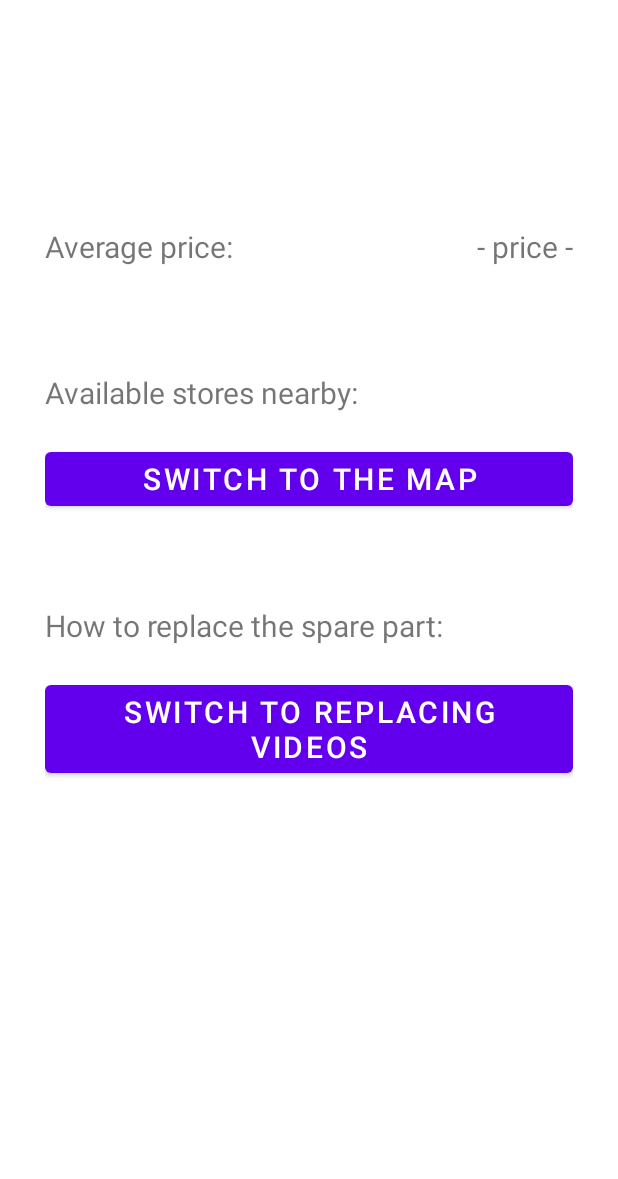
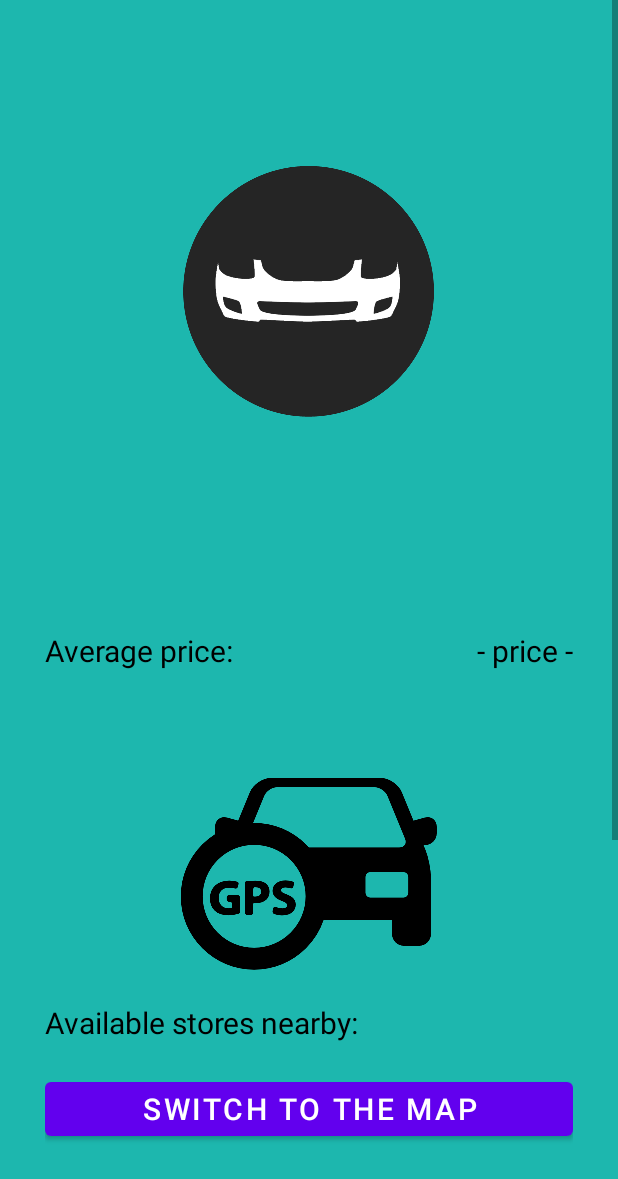
Before and after one commit to AnupamaBalasooriya98/SparePartsPricePredictionApp, an Android app: the layout activity_display_price.xml on its own in the app's theme, with its tools: preview values and no code run, on a phone screen of 412 x 824 dp. Shown: the top 1179 px of the screen. Run offline under Robolectric (Android 15) with nearby library versions, the phone set to English and light mode, and no system bars.

Commit message:
edit interfaces

```diff
--- a/app/src/main/res/layout/activity_display_price.xml
+++ b/app/src/main/res/layout/activity_display_price.xml
@@ -4,7 +4,8 @@
     xmlns:tools="http://schemas.android.com/tools"
     android:layout_width="match_parent"
     android:layout_height="match_parent"
-    tools:context=".spareparts.DisplayPriceActivity">
+    tools:context=".spareparts.DisplayPriceActivity"
+    android:background="#1DB7AE">
 
     <LinearLayout
         android:orientation="vertical"
@@ -19,6 +20,14 @@
             android:layout_width="match_parent"
             android:layout_height="wrap_content">
 
+            <ImageView
+                android:id="@+id/img_parts"
+                android:layout_width="wrap_content"
+                android:layout_height="wrap_content"
+                app:srcCompat="@drawable/bumper_img"
+                android:layout_marginTop="50dp"
+                android:layout_centerHorizontal="true"/>
+
             <!-- Display spare part name -->
             <TextView
                 android:id="@+id/txt_spare_part_name"
@@ -27,7 +36,9 @@
                 android:textColor="@color/black"
                 android:textAlignment="center"
                 android:layout_width="match_parent"
-                android:layout_height="wrap_content">
+                android:layout_height="wrap_content"
+                android:layout_below="@id/img_parts"
+                android:layout_marginTop="50dp">
             </TextView>
 
             <!-- Display average price -->
@@ -37,7 +48,8 @@
                 android:layout_marginTop="50dp"
                 android:layout_below="@id/txt_spare_part_name"
                 android:layout_width="wrap_content"
-                android:layout_height="wrap_content">
+                android:layout_height="wrap_content"
+                android:textColor="@color/black">
             </TextView>
 
             <TextView
@@ -48,18 +60,28 @@
                 android:layout_marginTop="50dp"
                 android:layout_below="@id/txt_spare_part_name"
                 android:layout_width="wrap_content"
-                android:layout_height="wrap_content">
+                android:layout_height="wrap_content"
+                android:textColor="@color/black">
             </TextView>
 
             <!-- Display stores in google map -->
+            <ImageView
+                android:id="@+id/img_location"
+                android:layout_width="wrap_content"
+                android:layout_height="wrap_content"
+                app:srcCompat="@drawable/location_img"
+                android:layout_below="@id/txt_avg_price"
+                android:layout_marginTop="50dp"
+                android:layout_centerHorizontal="true"/>
+
             <TextView
                 android:id="@+id/txt_stores"
                 android:text="Available stores nearby:"
                 android:textSize="20dp"
-                android:layout_marginTop="70dp"
-                android:layout_below="@id/txt_avg_price"
+                android:layout_below="@id/img_location"
                 android:layout_width="wrap_content"
-                android:layout_height="wrap_content">
+                android:layout_height="wrap_content"
+                android:textColor="@color/black">
             </TextView>
 
             <Button
@@ -73,14 +95,24 @@
             </Button>
 
             <!-- Replacing video tutorials -->
+            <ImageView
+                android:id="@+id/img_replacing"
+                android:layout_width="wrap_content"
+                android:layout_height="wrap_content"
+                app:srcCompat="@drawable/replacing_img"
+                android:layout_below="@id/btn_launch_stores"
+                android:layout_marginTop="50dp"
+                android:layout_centerHorizontal="true"/>
+
             <TextView
                 android:id="@+id/txt_replacing_videos"
                 android:text="How to replace the spare part:"
                 android:textSize="20dp"
-                android:layout_below="@id/btn_launch_stores"
+                android:layout_below="@id/img_replacing"
                 android:layout_marginTop="60dp"
                 android:layout_width="wrap_content"
-                android:layout_height="wrap_content">
+                android:layout_height="wrap_content"
+                android:textColor="@color/black">
             </TextView>
 
             <Button
```
Also changed, not shown: app/src/main/res/layout/activity_spare_parts_main.xml (+29 -10 lines), app/src/main/res/drawable-xxhdpi/bumper_img.png (added), app/src/main/res/drawable-xxhdpi/location_img.png (added), app/src/main/res/drawable-xxhdpi/parts_img.png (added), app/src/main/res/drawable-xxhdpi/replacing_img.png (added).
